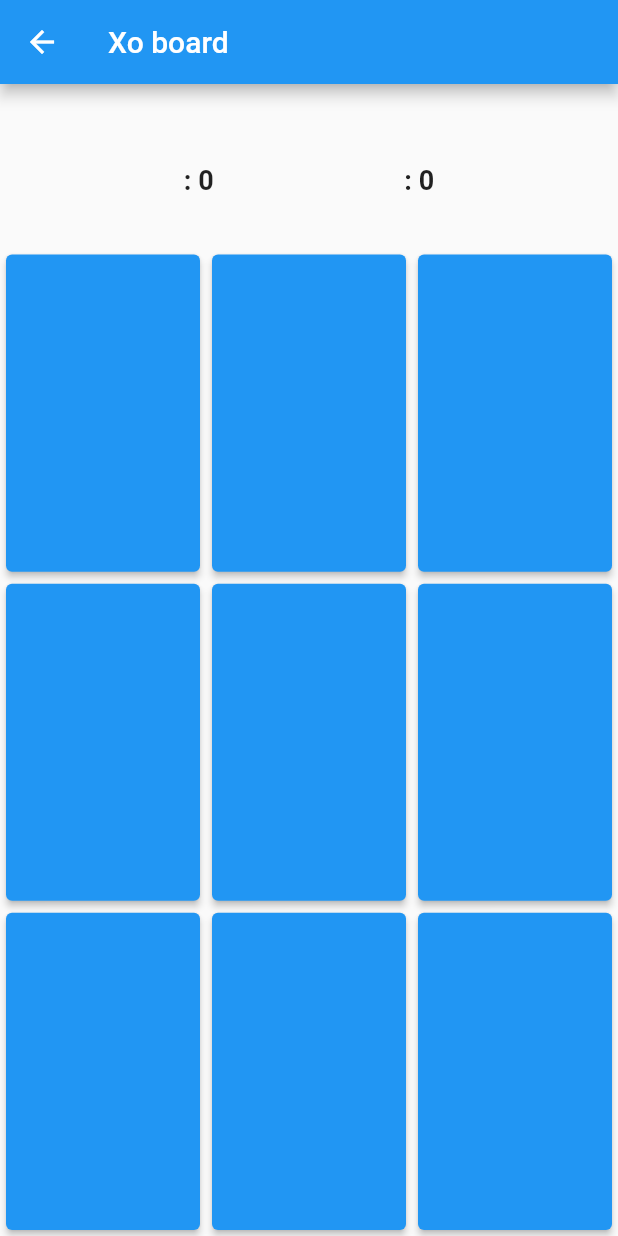
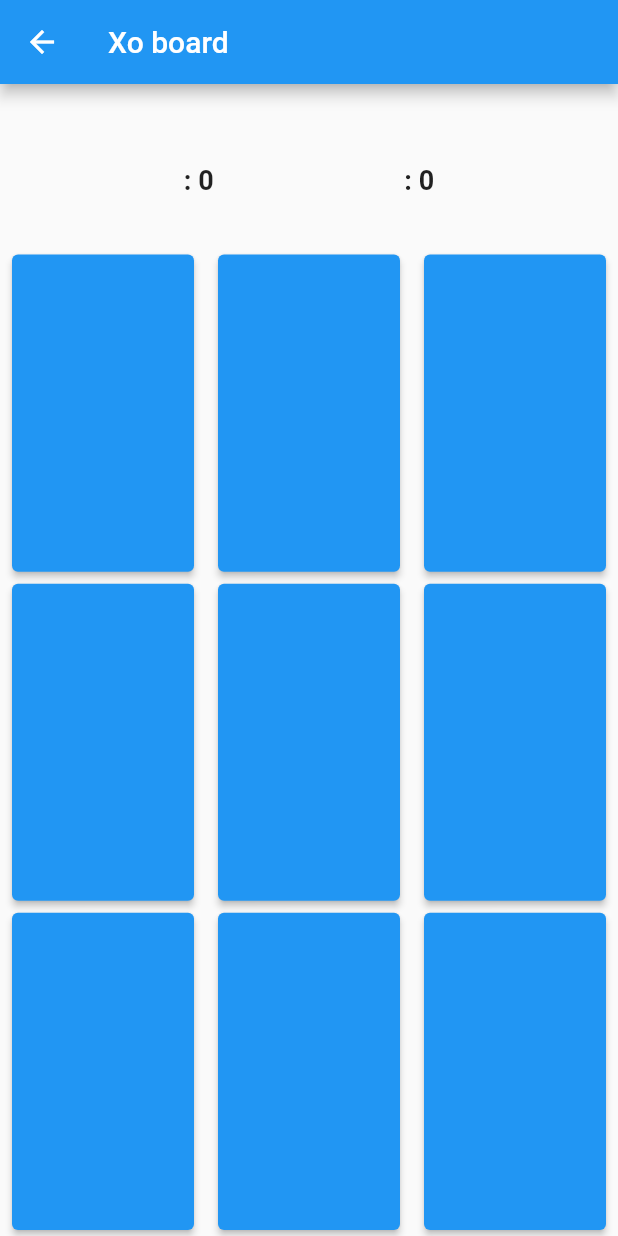
Before and after one commit to A-hmed/sat_group_session1, a Flutter app: the screen it shows after launch, after a tap on "Start", on a phone screen of 412 x 824 dp. Run offline on Flutter 3.47's test engine with Material 2 defaults, Android fonts, the phone set to English and light mode, and no system bars.

Commit message:
changed margin of xo button

```diff
--- a/lib/xo/XoButton.dart
+++ b/lib/xo/XoButton.dart
@@ -9,7 +9,7 @@ class XoButton extends StatelessWidget {
   Widget build(BuildContext context) {
     return Expanded(
         child: Container(
-            margin: const EdgeInsets.all(4),
+            margin: const EdgeInsets.symmetric(horizontal: 8, vertical:4 ),
             child: ElevatedButton(
                 onPressed: () {
                   onPressed(index);
```
